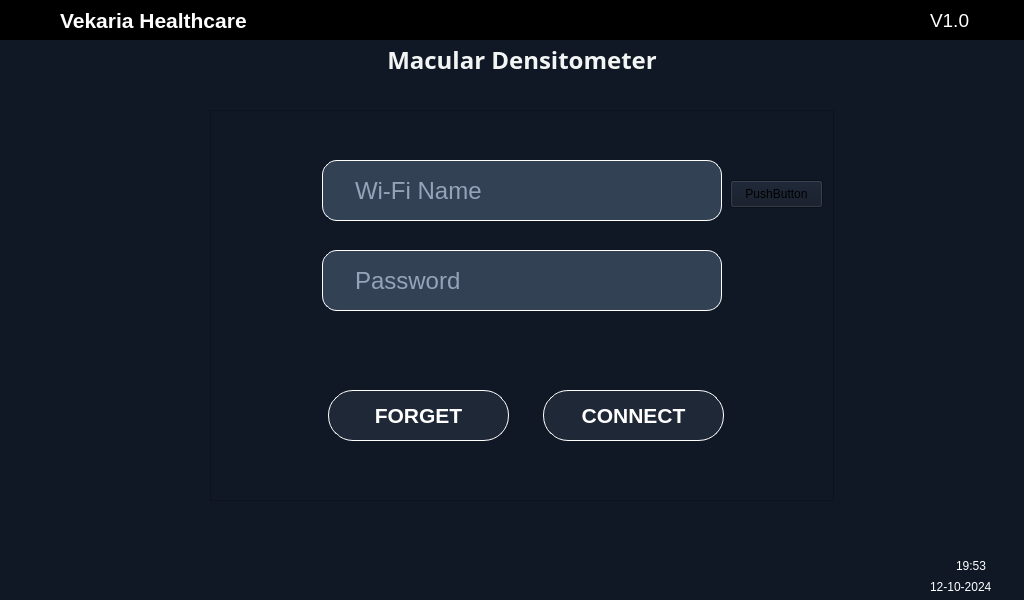
The window that wifi.ui (Prism-Techs/vekariahealthCare) describes before a commit, drawn with Qt 5.
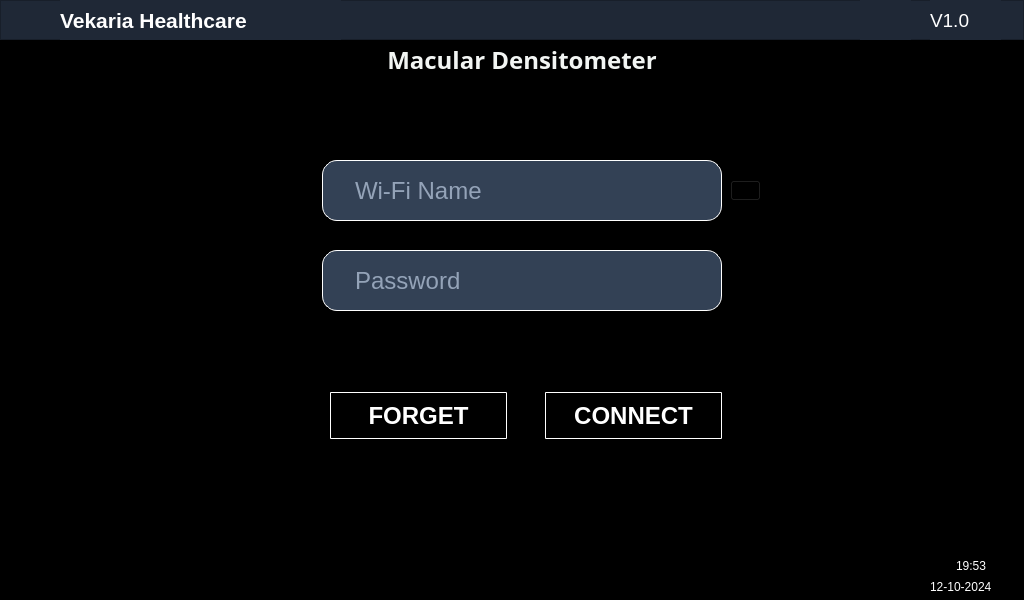
The same window after the commit. Icons and pictures are not drawn.

What changed in the file:
```diff
--- a/wifi.ui
+++ b/wifi.ui
@@ -14,7 +14,7 @@
    <string>Form</string>
   </property>
   <property name="styleSheet">
-   <string notr="true">background-color:#101826;</string>
+   <string notr="true">background-color:black;</string>
   </property>
   <widget class="QFrame" name="frame">
    <property name="geometry">
@@ -26,7 +26,7 @@
     </rect>
    </property>
    <property name="styleSheet">
-    <string notr="true">background-color:black;</string>
+    <string notr="true">background-color:#1f2836;</string>
    </property>
    <property name="frameShape">
     <enum>QFrame::StyledPanel</enum>
@@ -283,21 +283,57 @@
     </property>
     <property name="font">
      <font>
-      <family>Helvetica Neue</family>
-      <pointsize>16</pointsize>
+      <pointsize>-1</pointsize>
       <weight>75</weight>
       <bold>true</bold>
      </font>
     </property>
     <property name="styleSheet">
-     <string notr="true"> QPushButton {
-                background-color: #1f2836;
-                color: white;
-                border: none;
-                border-radius: 25px;
-                padding: 10px;
-				border:1px solid white;
-            }
+     <string notr="true">
+    QPushButton {
+        background-color: transparent;
+        color: white;
+        border: 1px solid white;
+        padding: 10px 20px;
+        font-size: 24px;
+        border-radius: 1px;
+        font-weight: bold;
+        transition: all 0.3s;
+        margin: 2px;
+        /* Add subtle initial shadow */
+        border-bottom: 1px solid white;
+        border-right: 1px solid white;
+    }
+    
+    QPushButton:hover {
+        background-color: rgba(33, 150, 243, 0.1);
+        border: 2px solid #64B5F6;
+        color: #64B5F6;
+        /* Enhanced hover effect */
+        border-bottom: 4px solid #42A5F5;
+        border-right: 3px solid #42A5F5;
+        margin: 2px;
+    }
+    
+    QPushButton:pressed {
+        background-color: rgba(33, 150, 243, 0.2);
+        border: 2px solid white;
+        /* Create pressed effect */
+        border-bottom: 2px solid white;
+        border-right: 2px solid white;
+        margin-top: 4px;
+        margin-left: 2px;
+        padding-top: 11px;
+        padding-left: 21px;
+    }
+    
+    QPushButton:disabled {
+        background-color: transparent;
+        color: #B0B0B0;
+        border: 2px solid #B0B0B0;
+        border-bottom: 4px solid #909090;
+        border-right: 3px solid #909090;
+    }
 </string>
     </property>
     <property name="text">
@@ -309,12 +345,22 @@
      <rect>
       <x>520</x>
       <y>70</y>
-      <width>93</width>
-      <height>28</height>
+      <width>31</width>
+      <height>21</height>
      </rect>
     </property>
+    <property name="styleSheet">
+     <string notr="true">background:transparent;</string>
+    </property>
     <property name="text">
-     <string>PushButton</string>
+     <string/>
+    </property>
+    <property name="icon">
+     <iconset>
+      <normaloff>icons/refreshbutton.png</normaloff>icons/refreshbutton.png</iconset>
+    </property>
+    <property name="autoDefault">
+     <bool>true</bool>
     </property>
    </widget>
    <widget class="QPushButton" name="pushButton_3">
@@ -328,21 +374,57 @@
     </property>
     <property name="font">
      <font>
-      <family>Helvetica Neue</family>
-      <pointsize>16</pointsize>
+      <pointsize>-1</pointsize>
       <weight>75</weight>
       <bold>true</bold>
      </font>
     </property>
     <property name="styleSheet">
-     <string notr="true"> QPushButton {
-                background-color: #1f2836;
-                color: white;
-                border: none;
-                border-radius: 25px;
-                padding: 10px;
-				border:1px solid white;
-            }
+     <string notr="true">
+    QPushButton {
+        background-color: transparent;
+        color: white;
+        border: 1px solid white;
+        padding: 10px 20px;
+        font-size: 24px;
+        border-radius: 1px;
+        font-weight: bold;
+        transition: all 0.3s;
+        margin: 2px;
+        /* Add subtle initial shadow */
+        border-bottom: 1px solid white;
+        border-right: 1px solid white;
+    }
+    
+    QPushButton:hover {
+        background-color: rgba(33, 150, 243, 0.1);
+        border: 2px solid #64B5F6;
+        color: #64B5F6;
+        /* Enhanced hover effect */
+        border-bottom: 4px solid #42A5F5;
+        border-right: 3px solid #42A5F5;
+        margin: 2px;
+    }
+    
+    QPushButton:pressed {
+        background-color: rgba(33, 150, 243, 0.2);
+        border: 2px solid white;
+        /* Create pressed effect */
+        border-bottom: 2px solid white;
+        border-right: 2px solid white;
+        margin-top: 4px;
+        margin-left: 2px;
+        padding-top: 11px;
+        padding-left: 21px;
+    }
+    
+    QPushButton:disabled {
+        background-color: transparent;
+        color: #B0B0B0;
+        border: 2px solid #B0B0B0;
+        border-bottom: 4px solid #909090;
+        border-right: 3px solid #909090;
+    }
 </string>
     </property>
     <property name="text">
```
Left out of the diff: 16 changed lines with no effect on the pictures.
